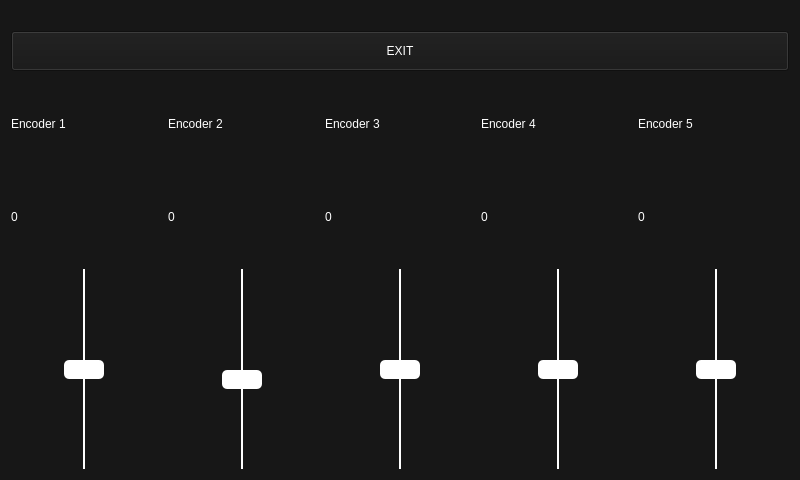
The window that src/ui/mainwindow.ui (MrFrangipane/frangitron-raspberry) describes before a commit, drawn with Qt 5.
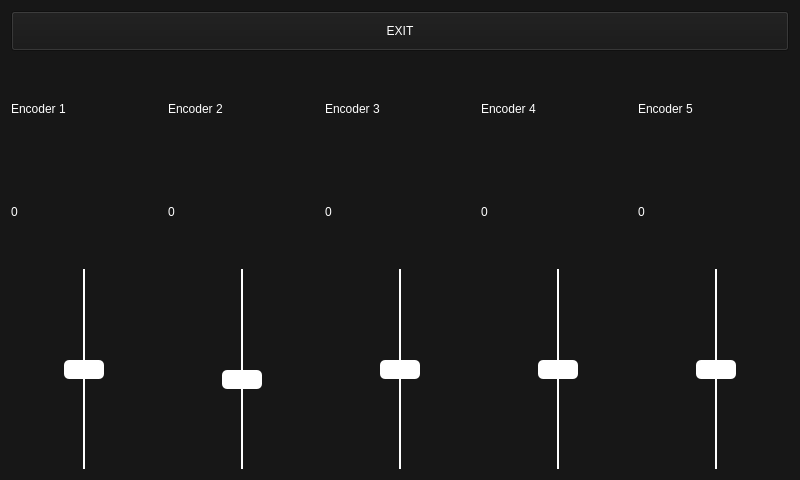
The same window after the commit.

Commit message: Ui : add stretch widget / remove top margin

Diff of the .ui file:
```diff
--- a/src/ui/mainwindow.ui
+++ b/src/ui/mainwindow.ui
@@ -187,7 +187,7 @@
    <item row="0" column="0">
     <layout class="QGridLayout" name="layoutPatch">
      <property name="topMargin">
-      <number>20</number>
+      <number>0</number>
      </property>
     </layout>
    </item>
```
The commit also changes 1 other file.
